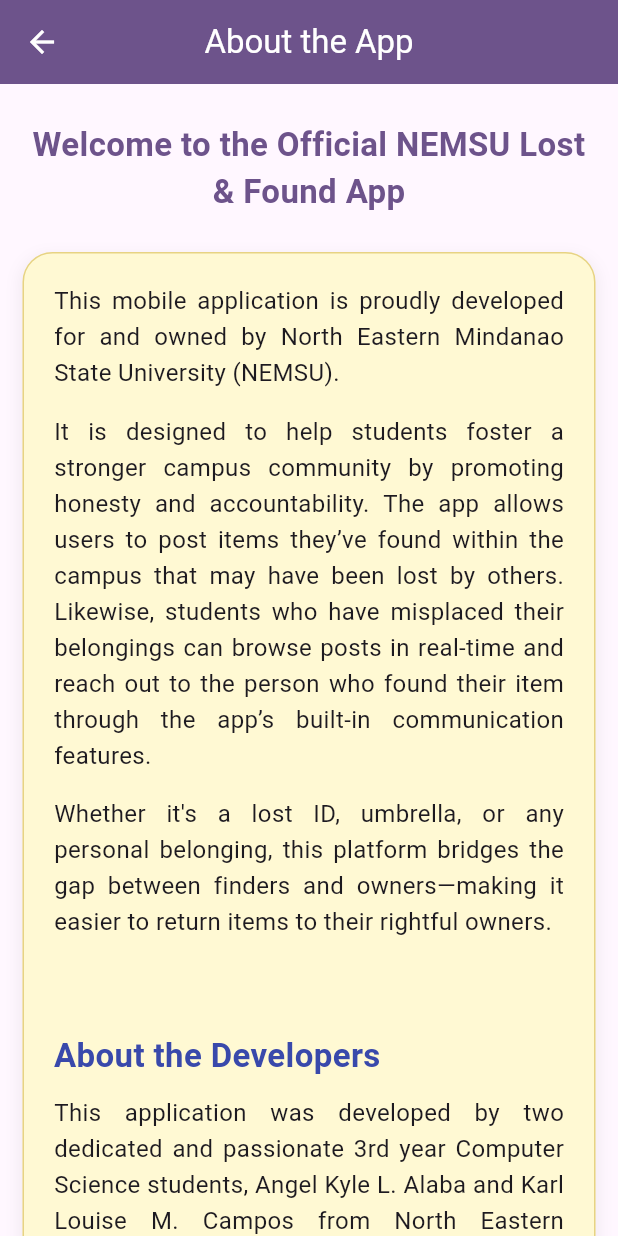
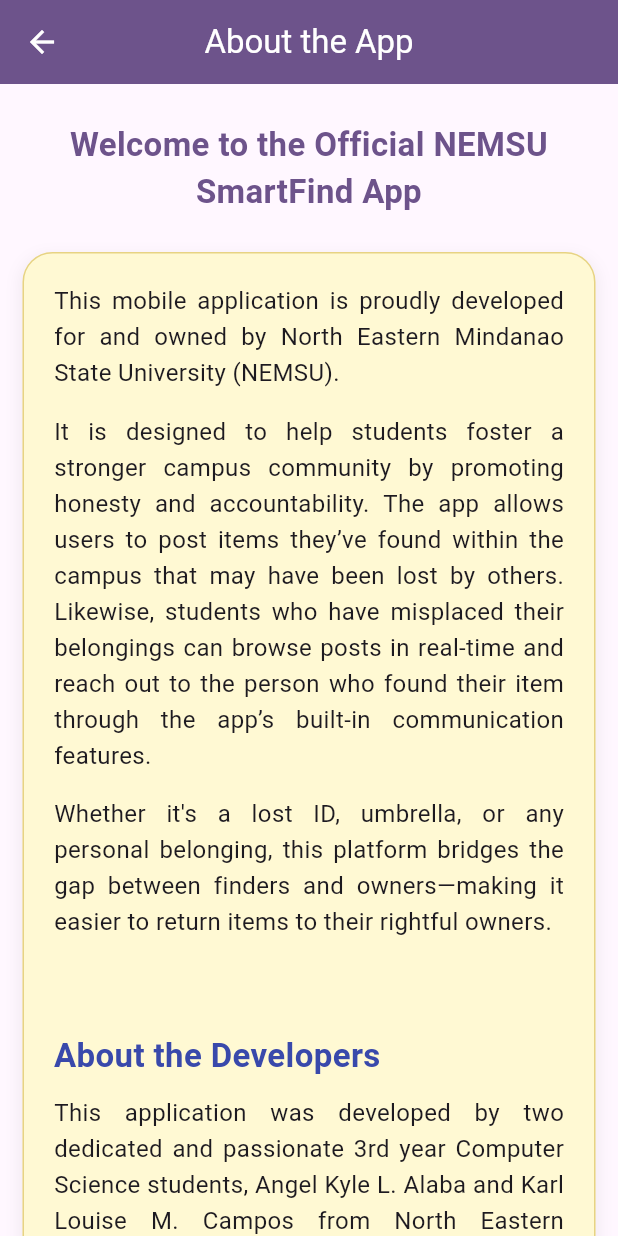
Before and after one commit to Karlcamp162/Lost-and-Found-System, a Flutter app: the Home screen opened directly with empty values, in the side drawer, after a tap on "About the App", on a phone screen of 412 x 824 dp. Run offline on Flutter 3.47's test engine with Material 3 defaults, Android fonts, the phone set to English and light mode, and no system bars; our stand-ins replace image_picker.

Commit message:
angel - debugged the name and index

```diff
--- a/lib/pages/home.dart
+++ b/lib/pages/home.dart
@@ -66,7 +66,7 @@
 
   void _addPost(String post, List<String> imagePaths, DateTime timestamp) {
     setState(() {
-      posts.add({
+      posts.insert(0, {
         'id': DateTime.now().millisecondsSinceEpoch.toString(),
         'caption': post,
         'images': imagePaths,
@@ -289,7 +289,6 @@
               _selectedIndex = 0; // switch to Home tab
             });
 
-            // Wait for frame render then scroll
             WidgetsBinding.instance.addPostFrameCallback((_) {
               final index = posts.indexWhere((p) => p['id'] == postId);
               if (index != -1) {
@@ -310,7 +309,7 @@
           studentId: currentStudent,
           studentDepartmentName: studentDepartment,
           studentCourseName: studentCourse,
-        ); // Pass studentId to Profile
+        );
 
       default:
         return _buildHomeTab();
@@ -345,7 +344,7 @@
                   image: AssetImage("assets/images/cover.jpg"),
                   fit: BoxFit.cover,
                   colorFilter: ColorFilter.mode(
-                    Colors.black.withOpacity(0.6), // Adjust darkness here
+                    Colors.black.withOpacity(0.6),
                     BlendMode.darken,
                   ),
                 ),
--- a/lib/pages/loginPage.dart
+++ b/lib/pages/loginPage.dart
@@ -83,7 +83,7 @@
         color: Theme.of(context).colorScheme.primary,
         child: const Center(
           child: Text(
-            "Lost and Found System ® 2025",
+            "NEMSU SmartFind ® 2025",
             style: TextStyle(
               color: Colors.white,
               fontWeight: FontWeight.bold,
--- a/lib/pages/registerPage.dart
+++ b/lib/pages/registerPage.dart
@@ -97,7 +97,7 @@
         color: Theme.of(context).colorScheme.primary,
         child: const Center(
           child: Text(
-            "Lost and Found System ® 2025",
+            "NEMSU SmartFind ® 2025",
             style: TextStyle(
               color: Colors.white,
               fontWeight: FontWeight.bold,
@@ -183,11 +183,10 @@
                   mainAxisAlignment: MainAxisAlignment.center,
                   children: [
                     ElevatedButton(
-                      onPressed:
-                          () {
-                            registerUser();
-                            Navigator.pop(context);
-                          },
+                      onPressed: () {
+                        registerUser();
+                        Navigator.pop(context);
+                      },
                       child: const Text("Register"),
                       style: ElevatedButton.styleFrom(
                         padding: const EdgeInsets.symmetric(
--- a/lib/profileNavigations/aboutUs.dart
+++ b/lib/profileNavigations/aboutUs.dart
@@ -24,7 +24,7 @@
           children: [
             SizedBox(height: 10),
             Text(
-              'Welcome to the Official NEMSU Lost & Found App',
+              'Welcome to the Official NEMSU SmartFind App',
               style: TextStyle(
                 fontSize: 22,
                 fontWeight: FontWeight.bold,
--- a/lib/profileNavigations/contactUs.dart
+++ b/lib/profileNavigations/contactUs.dart
@@ -84,7 +84,7 @@
                         ),
 
                         TextSpan(
-                          text: "NEMSULost&Found.nemsu.edu.ph",
+                          text: "NEMSUSmartFind.nemsu.edu.ph",
                           style: TextStyle(
                             color: Colors.blue,
                             height: 1.5,
--- a/lib/profileNavigations/sendFeedback.dart
+++ b/lib/profileNavigations/sendFeedback.dart
@@ -83,7 +83,7 @@
 
                       children: [
                         TextSpan(
-                          text: "NEMSULost&Found/Feedback.com",
+                          text: "NEMSUSmartFind/Feedback.com",
                           style: TextStyle(
                             color: Colors.blue,
                             height: 1.5,
```
